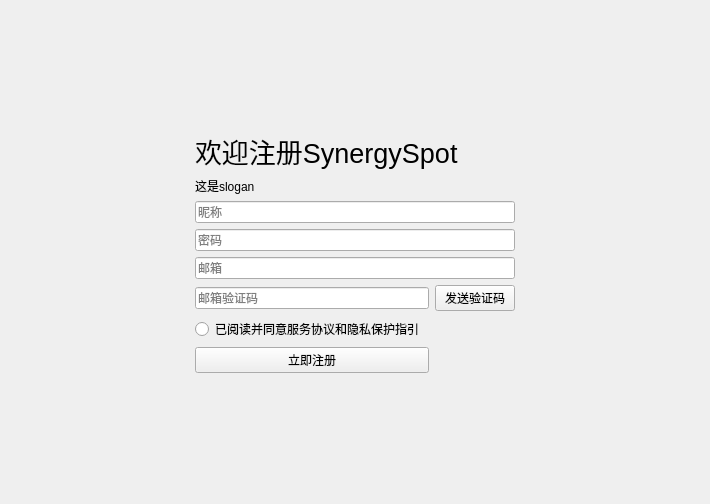
The window that src/page/land-page/register-page/RegisterPage.ui (FUQUANYUO/SynergySpot) describes before a commit, drawn with Qt 5.
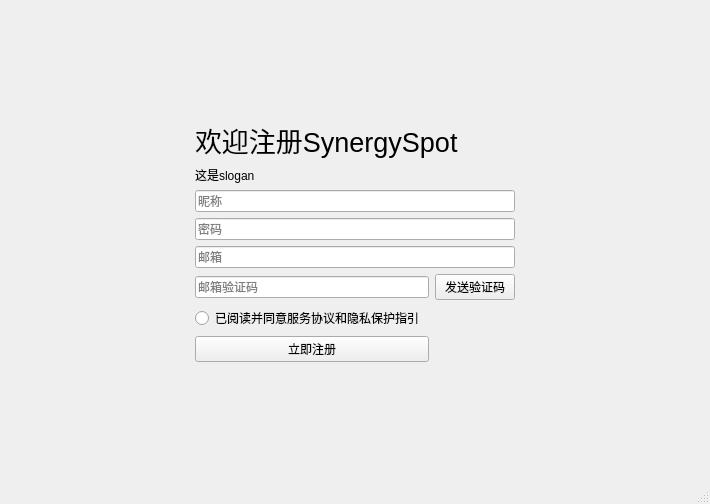
The same window after the commit.

The edit to the form file:
```diff
--- a/src/page/land-page/register-page/RegisterPage.ui
+++ b/src/page/land-page/register-page/RegisterPage.ui
@@ -143,6 +143,7 @@
     </item>
    </layout>
   </widget>
+  <widget class="QStatusBar" name="statusBar"/>
  </widget>
  <resources/>
  <connections/>
```
